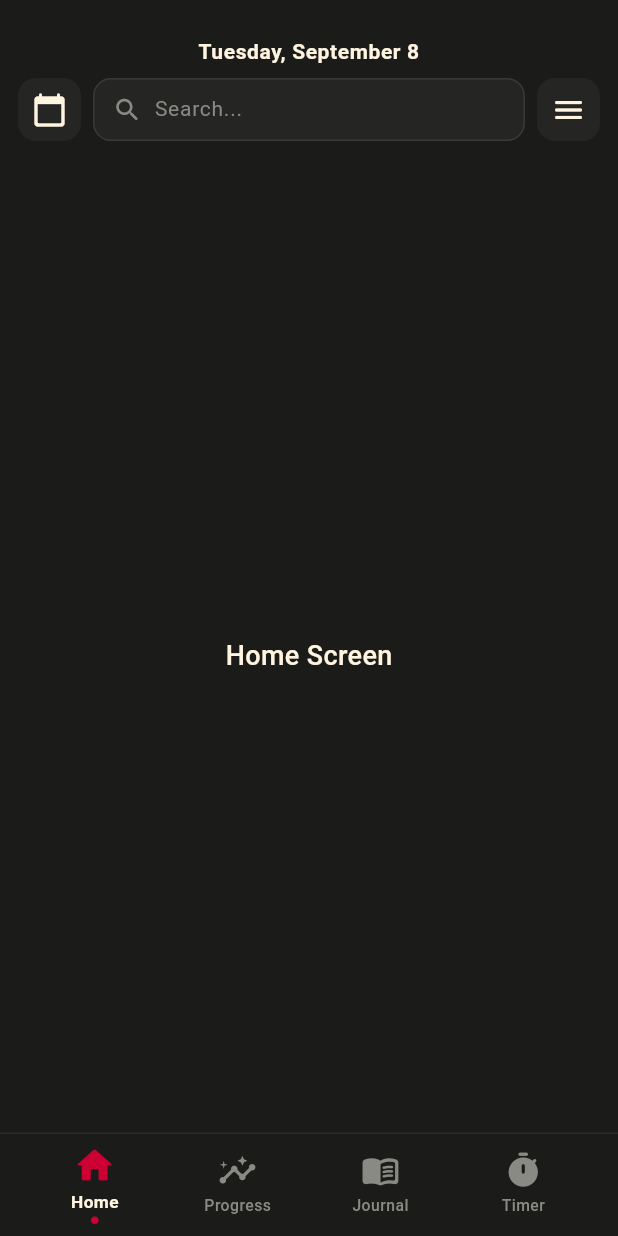
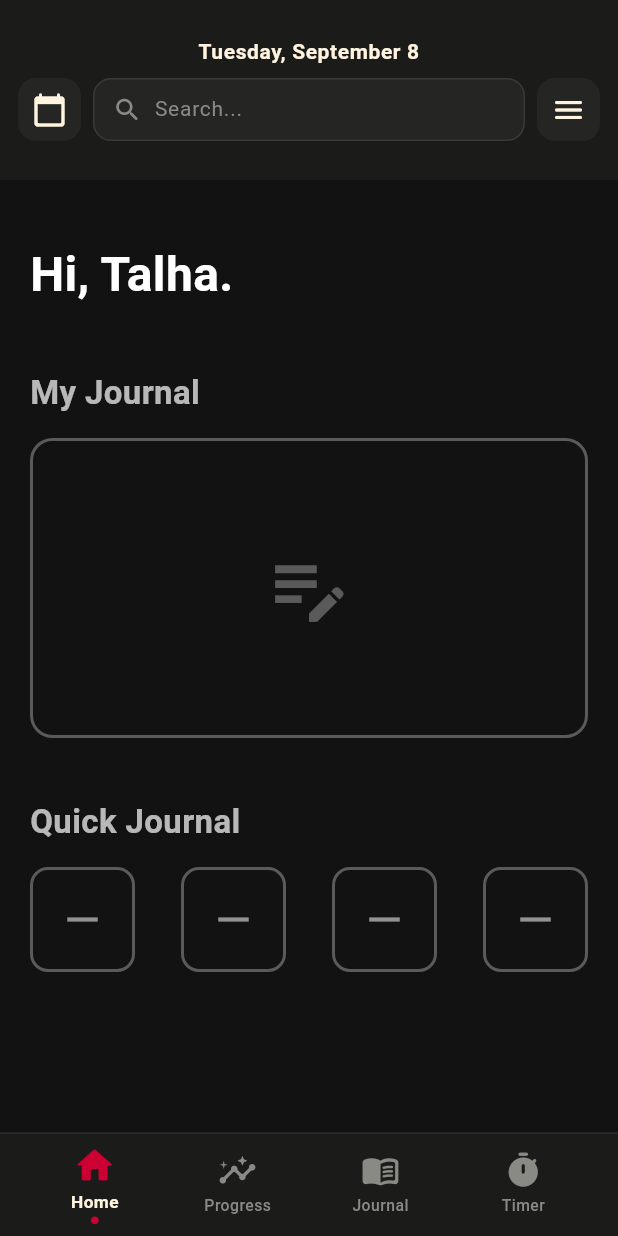
Before and after one commit to talhatanzim2005/Sprint_Journal, a Flutter app: the screen it shows after launch, after a tap on "Sign In", on a phone screen of 412 x 824 dp. Run offline on Flutter 3.47's test engine with Material 3 defaults, Android fonts, the phone set to English and light mode, and no system bars; our stand-ins replace table_calendar.

Commit message:
Home dart file
the initial design

```diff
--- a/lib/front_end/home_screen.dart
+++ b/lib/front_end/home_screen.dart
@@ -8,13 +8,100 @@ class HomeScreen extends StatelessWidget {
 
   @override
   Widget build(BuildContext context) {
-    return const Center(
-      child: Text(
-        'Home Screen',
-        style: TextStyle(
-          color: Color(0xFFFFF4E0),
-          fontSize: 18,
-          fontWeight: FontWeight.w500,
+    return Container(
+      // 1. Background - Dark/black background
+      color: const Color(0xFF121212),
+      width: double.infinity,
+      child: Padding(
+        padding: const EdgeInsets.all(20.0),
+        child: Column(
+          crossAxisAlignment: CrossAxisAlignment.start,
+          children: [
+            const SizedBox(height: 20),
+
+            // 2. Greeting
+            const Text(
+              "Hi, Talha.",
+              style: TextStyle(
+                color: Colors.white,
+                fontSize: 32,
+                fontWeight: FontWeight.bold,
+              ),
+            ),
+            const SizedBox(height: 40),
+
+            // 3. My Journal section
+            const Text(
+              "My Journal",
+              style: TextStyle(
+                color: Colors.white70,
+                fontSize: 22,
+                fontWeight: FontWeight.w600,
+              ),
+            ),
+            const SizedBox(height: 15),
+
+            // Large empty rectangular box (Placeholder)
+            Container(
+              height: 200,
+              width: double.infinity,
+              decoration: BoxDecoration(
+                color: Colors.transparent, // Empty inside
+                border: Border.all(color: Colors.white30, width: 2),
+                borderRadius: BorderRadius.circular(15),
+              ),
+              child: const Center(
+                child: Icon(
+                  Icons.edit_note,
+                  color: Colors.white30,
+                  size: 60,
+                ),
+              ),
+            ),
+            const SizedBox(height: 40),
+
+            // 4. Quick Journal section
+            const Text(
+              "Quick Journal",
+              style: TextStyle(
+                color: Colors.white70,
+                fontSize: 22,
+                fontWeight: FontWeight.w600,
+              ),
+            ),
+            const SizedBox(height: 15),
+
+            // Four small boxes arranged horizontally
+            Row(
+              mainAxisAlignment: MainAxisAlignment.spaceBetween,
+              children: [
+                _buildQuickJournalBox(Icons.horizontal_rule),
+                _buildQuickJournalBox(Icons.horizontal_rule),
+                _buildQuickJournalBox(Icons.horizontal_rule),
+                _buildQuickJournalBox(Icons.horizontal_rule),
+              ],
+            ),
+          ],
+        ),
+      ),
+    );
+  }
+
+  // Helper method to create small quick journal placeholder boxes
+  Widget _buildQuickJournalBox(IconData icon) {
+    return Container(
+      height: 70,
+      width: 70,
+      decoration: BoxDecoration(
+        color: Colors.transparent,
+        border: Border.all(color: Colors.white30, width: 2),
+        borderRadius: BorderRadius.circular(12),
+      ),
+      child: Center(
+        child: Icon(
+          icon,
+          color: Colors.white54,
+          size: 30,
         ),
       ),
     );
--- a/lib/front_end/timer_screen.dart
+++ b/lib/front_end/timer_screen.dart
@@ -109,111 +109,44 @@ class _TimerScreenState extends State<TimerScreen> {
 
   @override
   Widget build(BuildContext context) {
-
-    double progress = remainingSeconds / (25 * 60);
-
     return Container(
-
       color: const Color(0xFF121212),
-
       child: Column(
-
+        mainAxisAlignment: MainAxisAlignment.center,
         children: [
-
-          const SizedBox(height: 40),
-
-          Expanded(
-
-            child: Stack(
-
-              alignment: Alignment.center,
-
-              children: [
-
-                SizedBox(
-
-                  width: 300,
-
-                  height: 300,
-
-                  child: CircularProgressIndicator(
-
-                    backgroundColor: Colors.grey.shade800,
-
-                    color: const Color(0xFFB71C1C),
-
-                    value: progress,
-
-                    strokeWidth: 6,
+          Text(
+            formattedTime,
+            style: const TextStyle(
+              color: Color(0xFFFFF4E0),
+              fontSize: 80,
+              fontWeight: FontWeight.bold,
+              letterSpacing: 2,
             ),
           ),
-
-                Column(
-
-                  mainAxisSize: MainAxisSize.min,
-
-                  children: [
-
-                    Text(
-
-                      formattedTime,
-
-                      style: const TextStyle(
-
-                        color: Color(0xFFFFF4E0),
-
-                        fontSize: 60,
-
-                        fontWeight: FontWeight.bold,
-                      ),
-                    ),
-
           const SizedBox(height: 10),
-
           const Text(
-
             "Focus Time",
-
             style: TextStyle(
-
               color: Colors.white70,
-
               fontSize: 20,
-
               fontWeight: FontWeight.normal,
-
               letterSpacing: 1,
             ),
           ),
-                  ],
-                ),
-              ],
-            ),
-          ),
-
-          Padding(
-
-            padding: const EdgeInsets.symmetric(horizontal: 10, vertical: 40),
-
-            child: Row(
-
+          const SizedBox(height: 60),
+          Row(
             mainAxisAlignment: MainAxisAlignment.center,
-
             children: [
-
               _buildControlButton(
                 isRunning ? Icons.pause : Icons.play_arrow,
                 isRunning ? pauseTimer : startTimer,
               ),
-
               const SizedBox(width: 20),
-
               _buildControlButton(
                 Icons.stop,
                 resetTimer,
               ),
             ],
-            ),
           ),
         ],
       ),
```
Lines whose indentation alone changed are shown as unchanged.
